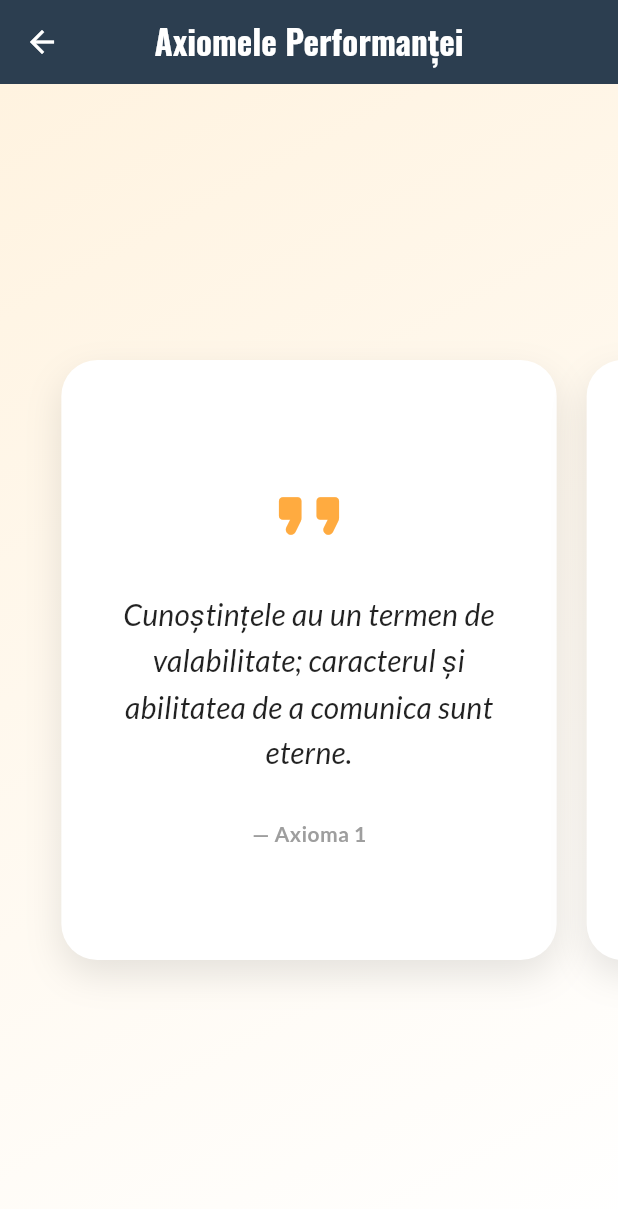
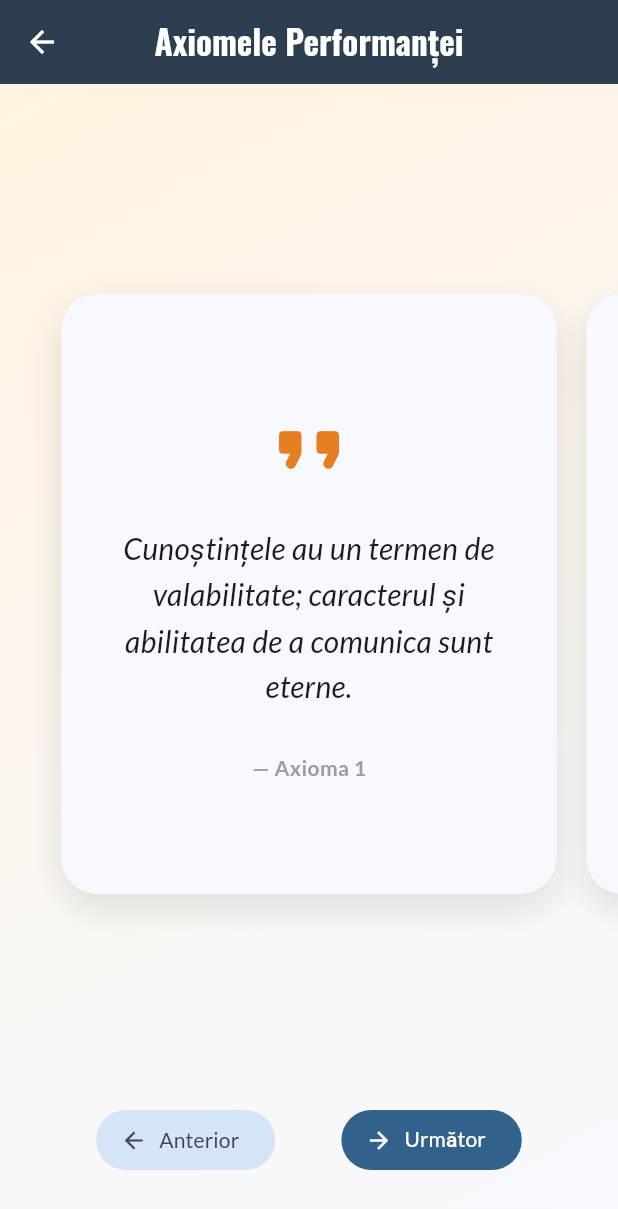
Before and after one commit to briansomogyi/arhitectul_succesului, a Flutter app: the screen it shows after launch, after a tap on "Axiomele Performanței", on a phone screen of 412 x 824 dp. Shown: the top 1209 px of the screen. Run offline on Flutter 3.47's test engine with Material 3 defaults, Android fonts, the phone set to English and light mode, and no system bars; our stand-ins replace google_fonts; network calls fail.

Commit message:
Add light and dark themes to MyApp; convert PracticeLabScreen and QuotesScreen to StatefulWidgets for improved interactivity

```diff
--- a/lib/main.dart
+++ b/lib/main.dart
@@ -18,13 +18,16 @@ class MyApp extends StatelessWidget {
     return MaterialApp(
       title: 'Arhitectul Succesului',
       debugShowCheckedModeBanner: false,
+
+      // Light Theme
       theme: ThemeData(
+        brightness: Brightness.light,
         useMaterial3: true,
         colorScheme: ColorScheme.fromSeed(
-          seedColor: const Color(0xFF2C3E50), // Professional Navy Blue
-          secondary: const Color(0xFFE67E22), // Energetic Orange accent
+          seedColor: const Color(0xFF2C3E50),
+          secondary: const Color(0xFFE67E22),
         ),
-        textTheme: GoogleFonts.latoTextTheme(Theme.of(context).textTheme),
+        textTheme: GoogleFonts.latoTextTheme(ThemeData.light().textTheme),
         appBarTheme: AppBarTheme(
           centerTitle: true,
           backgroundColor: const Color(0xFF2C3E50),
@@ -36,6 +39,32 @@ class MyApp extends StatelessWidget {
           ),
         ),
       ),
+
+      // Dark Theme (Added for Q4)
+      darkTheme: ThemeData(
+        brightness: Brightness.dark,
+        useMaterial3: true,
+        colorScheme: ColorScheme.fromSeed(
+          brightness: Brightness.dark,
+          seedColor: const Color(0xFF1A252F),
+          secondary: const Color(0xFFD35400),
+        ),
+        scaffoldBackgroundColor: const Color(0xFF121212),
+        textTheme: GoogleFonts.latoTextTheme(ThemeData.dark().textTheme),
+        appBarTheme: AppBarTheme(
+          centerTitle: true,
+          backgroundColor: const Color(0xFF1A252F),
+          foregroundColor: Colors.white,
+          titleTextStyle: GoogleFonts.oswald(
+            fontSize: 22,
+            fontWeight: FontWeight.bold,
+            color: Colors.white,
+          ),
+        ),
+      ),
+      // Automatically chooses theme based on system settings
+      themeMode: ThemeMode.system,
+
       home: const DataLoadingWrapper(),
     );
   }
--- a/lib/screens/quotes_screen.dart
+++ b/lib/screens/quotes_screen.dart
@@ -2,10 +2,31 @@ import 'package:flutter/material.dart';
 import '../models/quote.dart';
 
 // PILONUL 2: Performance Axioms
-class QuotesScreen extends StatelessWidget {
+class QuotesScreen extends StatefulWidget {
   final List<Quote> quotes;
 
   const QuotesScreen({super.key, required this.quotes});
+
+  @override
+  State<QuotesScreen> createState() => _QuotesScreenState();
+}
+
+class _QuotesScreenState extends State<QuotesScreen> {
+  final PageController _pageController = PageController(viewportFraction: 0.85);
+
+  void _nextPage() {
+    _pageController.nextPage(
+      duration: const Duration(milliseconds: 400),
+      curve: Curves.easeInOut,
+    );
+  }
+
+  void _previousPage() {
+    _pageController.previousPage(
+      duration: const Duration(milliseconds: 400),
+      curve: Curves.easeInOut,
+    );
+  }
 
   @override
   Widget build(BuildContext context) {
@@ -16,14 +37,22 @@ class QuotesScreen extends StatelessWidget {
           gradient: LinearGradient(
             begin: Alignment.topLeft,
             end: Alignment.bottomRight,
-            colors: [Colors.orange.shade50, Colors.white],
+            colors: [
+              Theme.of(context).brightness == Brightness.dark
+                  ? Colors.grey.shade900
+                  : Colors.orange.shade50,
+              Theme.of(context).scaffoldBackgroundColor,
+            ],
           ),
         ),
+        child: Column(
+          children: [
+            Expanded(
               child: PageView.builder(
-          controller: PageController(viewportFraction: 0.85),
-          itemCount: quotes.length,
+                controller: _pageController,
+                itemCount: widget.quotes.length,
                 itemBuilder: (context, index) {
-            final quote = quotes[index];
+                  final quote = widget.quotes[index];
                   return Center(
                     child: Container(
                       margin: const EdgeInsets.symmetric(
@@ -33,7 +62,7 @@ class QuotesScreen extends StatelessWidget {
                       height: 400,
                       padding: const EdgeInsets.all(30),
                       decoration: BoxDecoration(
-                  color: Colors.white,
+                        color: Theme.of(context).cardColor,
                         borderRadius: BorderRadius.circular(24),
                         boxShadow: [
                           BoxShadow(
@@ -47,10 +76,10 @@ class QuotesScreen extends StatelessWidget {
                       child: Column(
                         mainAxisAlignment: MainAxisAlignment.center,
                         children: [
-                    const Icon(
+                          Icon(
                             Icons.format_quote_rounded,
                             size: 60,
-                      color: Colors.orangeAccent,
+                            color: Theme.of(context).colorScheme.secondary,
                           ),
                           const SizedBox(height: 20),
                           Text(
@@ -60,7 +89,6 @@ class QuotesScreen extends StatelessWidget {
                               fontSize: 20,
                               fontStyle: FontStyle.italic,
                               height: 1.5,
-                        color: Colors.black87,
                             ),
                           ),
                           const SizedBox(height: 30),
@@ -78,6 +106,28 @@ class QuotesScreen extends StatelessWidget {
                 },
               ),
             ),
+            // Navigation Buttons
+            Padding(
+              padding: const EdgeInsets.only(bottom: 40.0, left: 20, right: 20),
+              child: Row(
+                mainAxisAlignment: MainAxisAlignment.spaceEvenly,
+                children: [
+                  FilledButton.tonalIcon(
+                    onPressed: _previousPage,
+                    icon: const Icon(Icons.arrow_back),
+                    label: const Text("Anterior"),
+                  ),
+                  FilledButton.icon(
+                    onPressed: _nextPage,
+                    icon: const Icon(Icons.arrow_forward),
+                    label: const Text("Următor"),
+                  ),
+                ],
+              ),
+            ),
+          ],
+        ),
+      ),
     );
   }
 }
```
Also changed, not shown: lib/screens/practice_lab_screen.dart (+26 -11 lines). Lines whose indentation alone changed are shown as unchanged.
